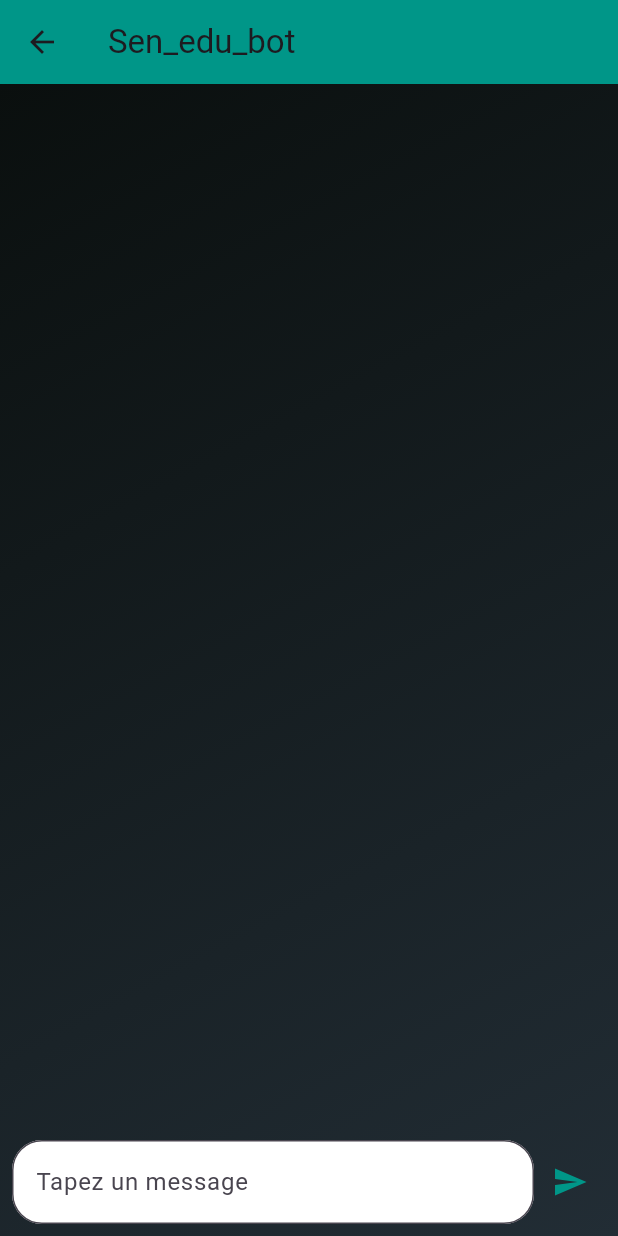
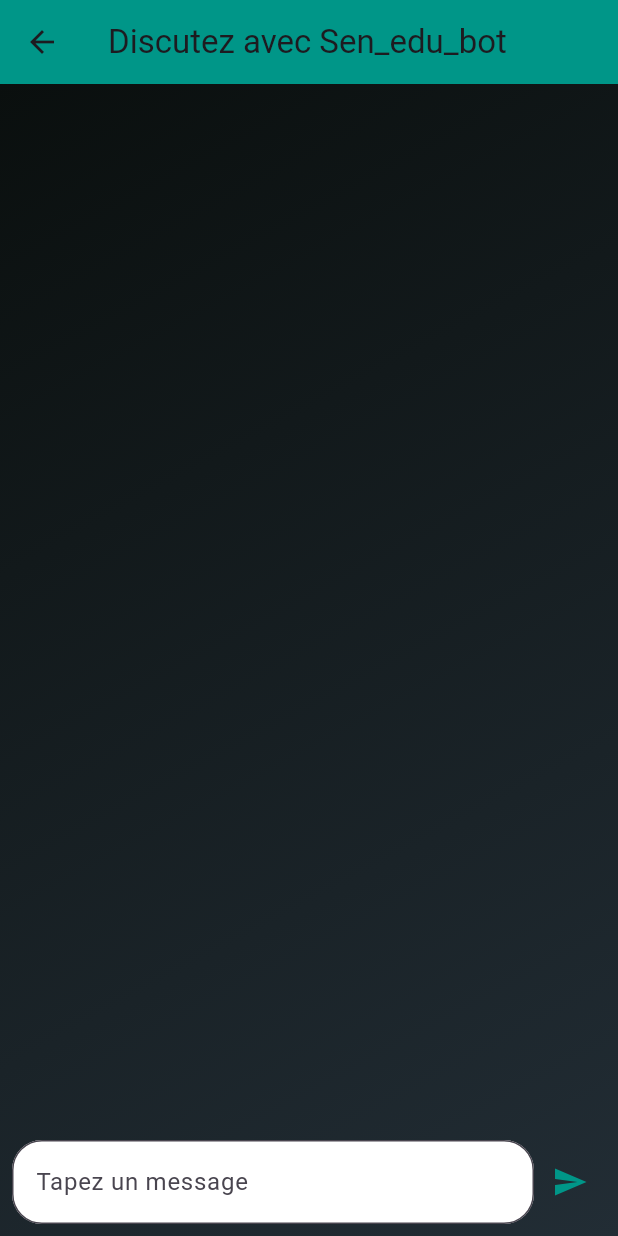
Before and after one commit to ibra-deme/memoire_m2_front, a Flutter app: the ChatbotScreen screen opened directly, on a phone screen of 412 x 824 dp. Run offline on Flutter 3.47's test engine with Material 3 defaults, Android fonts, the phone set to English and light mode, and no system bars; our stand-ins replace curved_navigation_bar, google_fonts; key blocks and very long unbroken strings in the code were emptied for the run.

Commit message:
some changes

```diff
--- a/lib/screens/chatbot_screen.dart
+++ b/lib/screens/chatbot_screen.dart
@@ -211,7 +211,7 @@ class _ChatbotScreenState extends State<ChatbotScreen> {
   Widget build(BuildContext context) {
     return Scaffold(
       appBar: AppBar(
-        title: Text('Sen_edu_bot'),
+        title: Text('Discutez avec Sen_edu_bot'),
         backgroundColor: Colors.teal,
       ),
       body: Container(
@@ -271,8 +271,8 @@ class _ChatbotScreenState extends State<ChatbotScreen> {
                   alignment: Alignment.centerLeft,
                   child: Text(
                     ' Sen_edu_bot est en train de taper...',
-                    style:
-                        TextStyle(color: const Color.fromARGB(255, 23, 7, 7)),
+                    style: TextStyle(
+                        color: const Color.fromARGB(255, 13, 167, 67)),
                   ),
                 ),
               ),
```
Also changed, not shown: 1 other file.
